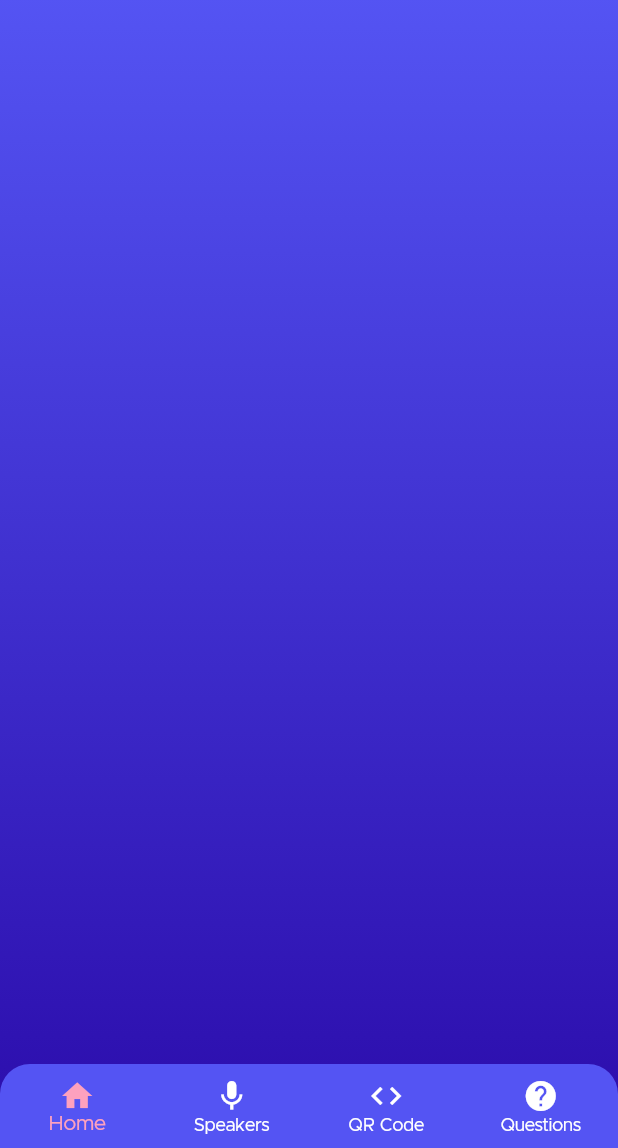
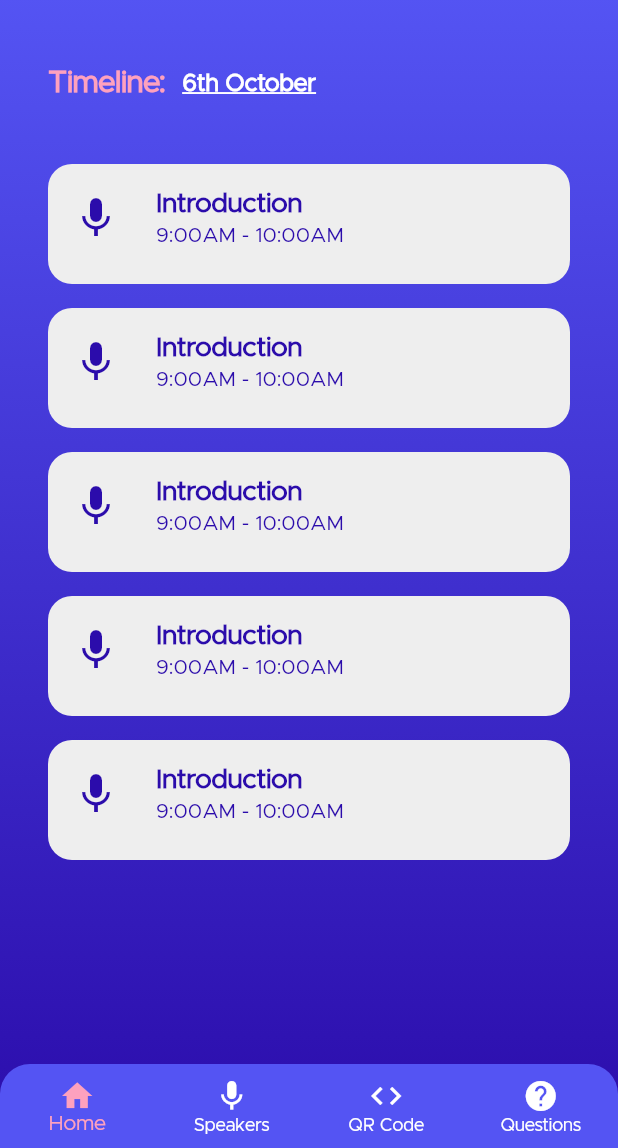
Before and after one commit to rithikjain/devstack-app, a Flutter app: the BaseScreen screen opened by its route, on a phone screen of 412 x 824 dp, the part 88-1236 px from its top. Run offline on Flutter 3.47's test engine with Material 2 defaults, Android fonts, the phone set to English and light mode, and no system bars; our stand-ins replace carousel_slider; project files that could hold a hidden picture were left out.

Commit message:
UI: Added timeline cards

```diff
--- a/lib/src/presentation/screens/main/base_screen.dart
+++ b/lib/src/presentation/screens/main/base_screen.dart
@@ -1,3 +1,4 @@
+import 'package:devtalks/src/presentation/screens/main/home_screen.dart';
 import 'package:devtalks/src/presentation/screens/main/speakers_screen.dart';
 import 'package:devtalks/src/presentation/themes/themes.dart';
 import 'package:devtalks/src/presentation/widgets/bg_gradient.dart';
@@ -14,7 +15,7 @@ class _BaseScreenState extends State<BaseScreen> {
   int _currIndex = 0;
 
   List<Widget> screens = [
-    Container(),
+    HomeScreen(),
     SpeakersScreen(),
     Container(),
     Container(),
--- /dev/null
+++ b/lib/src/presentation/screens/main/home_screen.dart
@@ -0,0 +1,50 @@
+import 'package:devtalks/src/presentation/themes/themes.dart';
+import 'package:devtalks/src/presentation/widgets/timeline_card.dart';
+import 'package:flutter/material.dart';
+
+class HomeScreen extends StatelessWidget {
+  @override
+  Widget build(BuildContext context) {
+    return Scaffold(
+      backgroundColor: Colors.transparent,
+      body: Column(
+        children: [
+          SizedBox(height: 32),
+          Container(
+            margin: EdgeInsets.symmetric(horizontal: 32, vertical: 16),
+            child: Row(
+              crossAxisAlignment: CrossAxisAlignment.center,
+              children: [
+                Text(
+                  "Timeline:  ",
+                  style: TextStyle(
+                    color: palePink,
+                    fontSize: 20,
+                    fontWeight: FontWeight.bold,
+                  ),
+                ),
+                Text(
+                  "6th October",
+                  style: TextStyle(
+                    color: Colors.white,
+                    fontSize: 16,
+                    decoration: TextDecoration.underline,
+                    decorationThickness: 4,
+                    fontWeight: FontWeight.bold,
+                  ),
+                ),
+              ],
+            ),
+          ),
+          SizedBox(height: 20),
+          Expanded(
+            child: ListView.builder(
+              itemBuilder: (context, index) => TimelineCard(),
+              itemCount: 5,
+            ),
+          ),
+        ],
+      ),
+    );
+  }
+}
--- /dev/null
+++ b/lib/src/presentation/widgets/timeline_card.dart
@@ -0,0 +1,43 @@
+import 'package:devtalks/src/presentation/themes/themes.dart';
+import 'package:flutter/material.dart';
+
+class TimelineCard extends StatelessWidget {
+  @override
+  Widget build(BuildContext context) {
+    return Container(
+      margin: EdgeInsets.symmetric(horizontal: 32, vertical: 8),
+      height: 80,
+      child: ListTile(
+        leading: Column(
+          mainAxisAlignment: MainAxisAlignment.center,
+          children: [
+            Icon(
+              Icons.mic,
+              color: darkBlue,
+              size: 32,
+            ),
+          ],
+        ),
+        title: Text(
+          "Introduction",
+          style: TextStyle(
+            color: darkBlue,
+            fontWeight: FontWeight.bold,
+            fontSize: 18,
+          ),
+        ),
+        subtitle: Text(
+          "9:00AM - 10:00AM",
+          style: TextStyle(
+            color: darkBlue,
+            fontSize: 14,
+          ),
+        ),
+      ),
+      decoration: BoxDecoration(
+        color: Colors.grey[200],
+        borderRadius: BorderRadius.circular(16),
+      ),
+    );
+  }
+}
```
